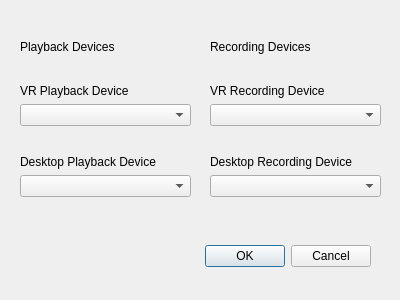
Before: the Qt Designer form setupdialog.ui in c4181/vr-audio-switcher, drawn with Qt 5.
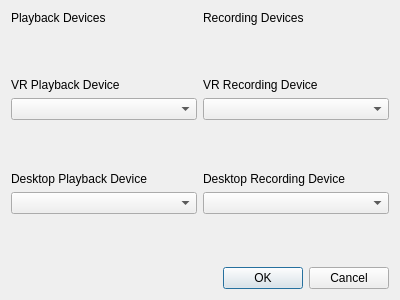
After: the same form once the commit is applied. Icons and pictures are not drawn.

Commit message: Adjusted layout settings

```diff
--- a/setupdialog.ui
+++ b/setupdialog.ui
@@ -20,31 +20,8 @@
    <iconset resource="resources.qrc">
     <normaloff>:/icons/Resources/VR_Audio_Switcher_No_Text.png</normaloff>:/icons/Resources/VR_Audio_Switcher_No_Text.png</iconset>
   </property>
-  <widget class="QDialogButtonBox" name="buttonBox">
-   <property name="geometry">
-    <rect>
-     <x>30</x>
-     <y>240</y>
-     <width>341</width>
-     <height>32</height>
-    </rect>
-   </property>
-   <property name="orientation">
-    <enum>Qt::Horizontal</enum>
-   </property>
-   <property name="standardButtons">
-    <set>QDialogButtonBox::Cancel|QDialogButtonBox::Ok</set>
-   </property>
-  </widget>
-  <widget class="QWidget" name="verticalLayoutWidget">
-   <property name="geometry">
-    <rect>
-     <x>20</x>
-     <y>40</y>
-     <width>171</width>
-     <height>181</height>
-    </rect>
-   </property>
+  <layout class="QGridLayout" name="gridLayout_2">
+   <item row="0" column="0">
    <layout class="QVBoxLayout" name="playback_layout">
     <item>
      <widget class="QLabel" name="label">
@@ -113,16 +90,8 @@
      </spacer>
     </item>
    </layout>
-  </widget>
-  <widget class="QWidget" name="verticalLayoutWidget_2">
-   <property name="geometry">
-    <rect>
-     <x>210</x>
-     <y>40</y>
-     <width>171</width>
-     <height>181</height>
-    </rect>
-   </property>
+   </item>
+   <item row="0" column="1">
    <layout class="QVBoxLayout" name="record_layout">
     <item>
      <widget class="QLabel" name="label_4">
@@ -191,7 +160,18 @@
      </spacer>
     </item>
    </layout>
-  </widget>
+   </item>
+   <item row="1" column="0" colspan="2">
+    <widget class="QDialogButtonBox" name="buttonBox">
+     <property name="orientation">
+      <enum>Qt::Horizontal</enum>
+     </property>
+     <property name="standardButtons">
+      <set>QDialogButtonBox::Cancel|QDialogButtonBox::Ok</set>
+     </property>
+    </widget>
+   </item>
+  </layout>
  </widget>
  <resources>
   <include location="resources.qrc"/>
```
Lines whose indentation alone changed are shown as unchanged.
